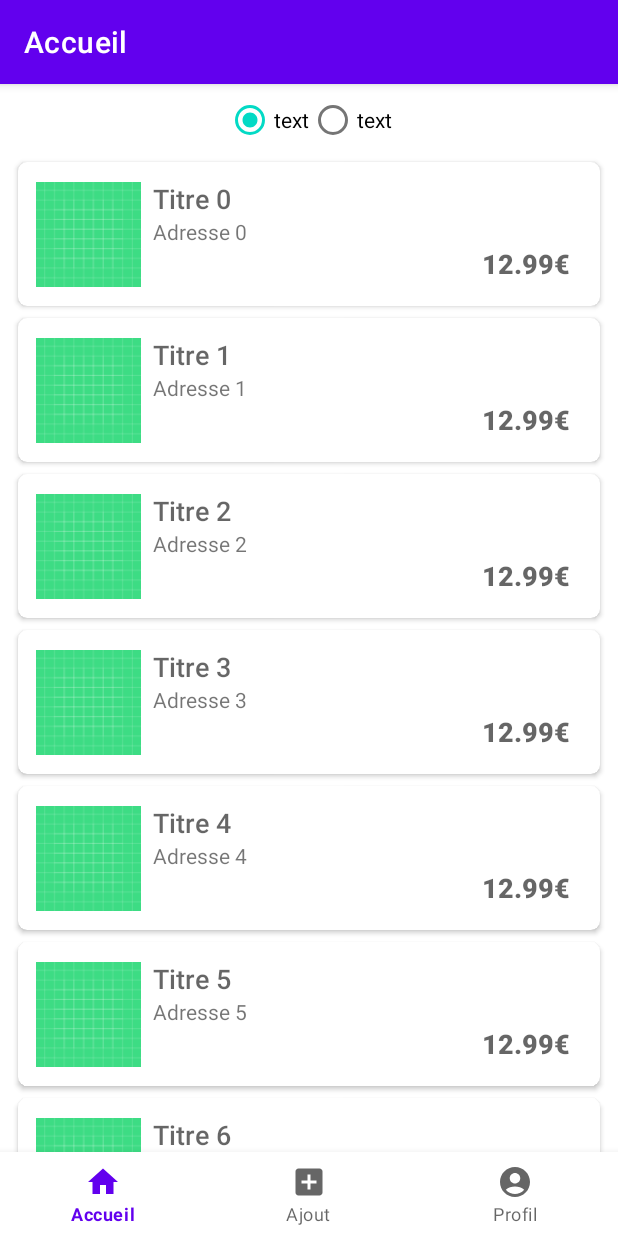
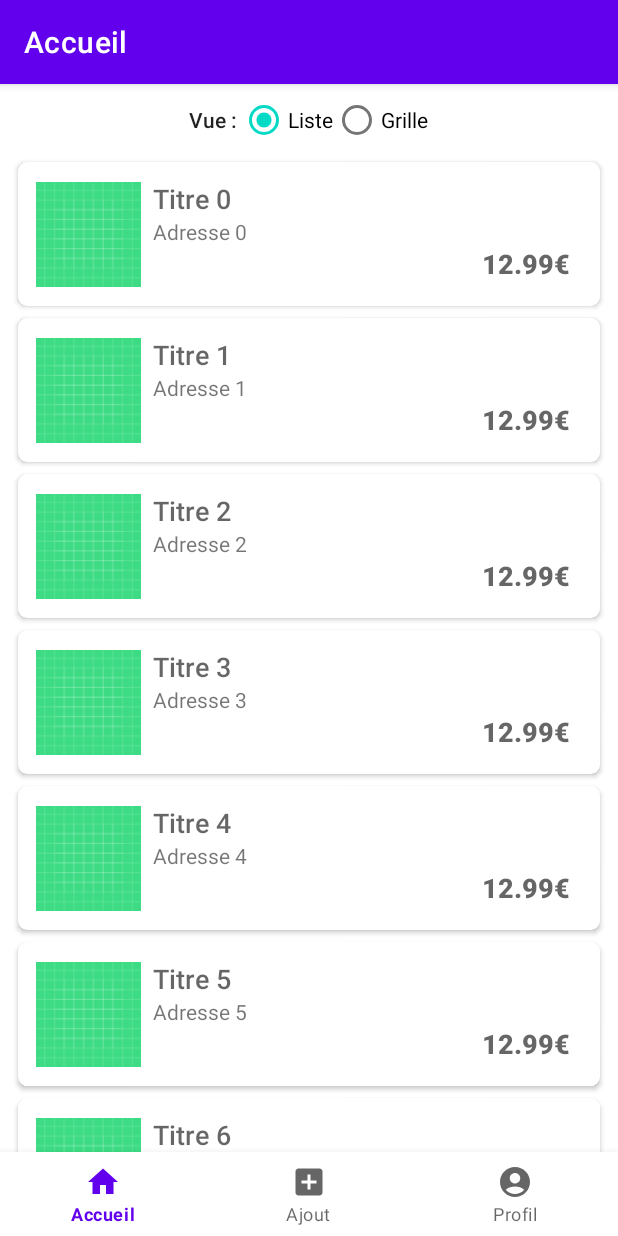
Before and after one commit to lucasnaury/uv-amse-android, an Android app: the screen it shows after launch (MainActivity), on a phone screen of 412 x 824 dp. Run offline under Robolectric (Android 15) with nearby library versions, the phone set to English and light mode, and no system bars; our stand-ins replace navigation-ui.

Commit message:
Changement du texte de sélection de type de vue

```diff
--- a/app/src/main/res/layout/fragment_home.xml
+++ b/app/src/main/res/layout/fragment_home.xml
@@ -11,6 +11,14 @@
         android:checkedButton="@+id/linear_layout_rb"
         android:gravity="center_horizontal"
         android:orientation="horizontal">
+
+        <TextView
+            android:id="@+id/VueTypeSelect"
+            android:layout_width="wrap_content"
+            android:layout_height="wrap_content"
+            android:layout_marginRight="2dp"
+            android:text="Vue :"
+            android:textAppearance="@style/TextAppearance.AppCompat.Body2" />
 
         <RadioButton
             android:id="@+id/linear_layout_rb"
--- a/app/src/main/res/values/strings.xml
+++ b/app/src/main/res/values/strings.xml
@@ -4,6 +4,6 @@
     <string name="title_add">Ajout</string>
     <string name="title_profile">Profil</string>
     <string name="text_annonce">test</string>
-    <string name="linear_layout_manager">text</string>
-    <string name="grid_layout_manager">text</string>
+    <string name="linear_layout_manager">Liste</string>
+    <string name="grid_layout_manager">Grille</string>
 </resources>
```
